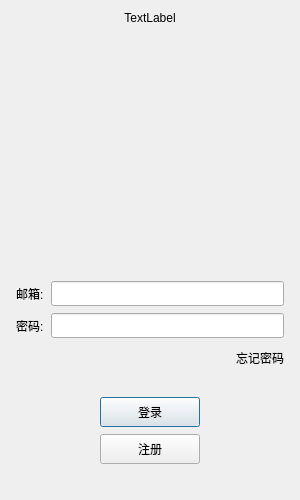
Old version of the form llfc/llfcchat/logindialog.ui in the repository howardatri/chat.
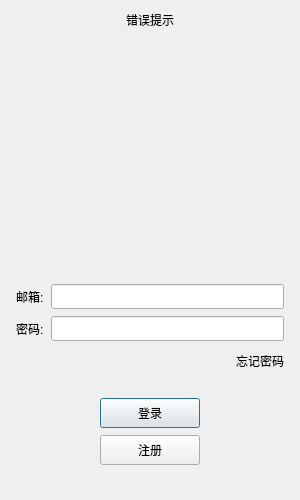
New version of the form. Icons and pictures are not drawn. Custom widgets are drawn as their Qt base class.

Diff of the .ui file:
```diff
--- a/llfc/llfcchat/logindialog.ui
+++ b/llfc/llfcchat/logindialog.ui
@@ -29,7 +29,7 @@
    <item>
     <widget class="QLabel" name="err_tip">
      <property name="text">
-      <string>TextLabel</string>
+      <string>错误提示</string>
      </property>
      <property name="alignment">
       <set>Qt::AlignmentFlag::AlignCenter</set>
```
